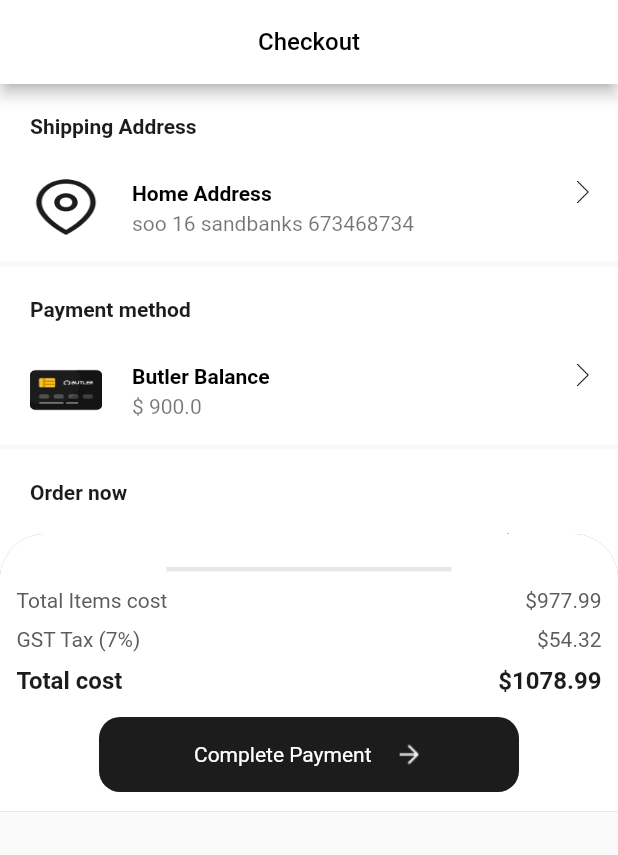
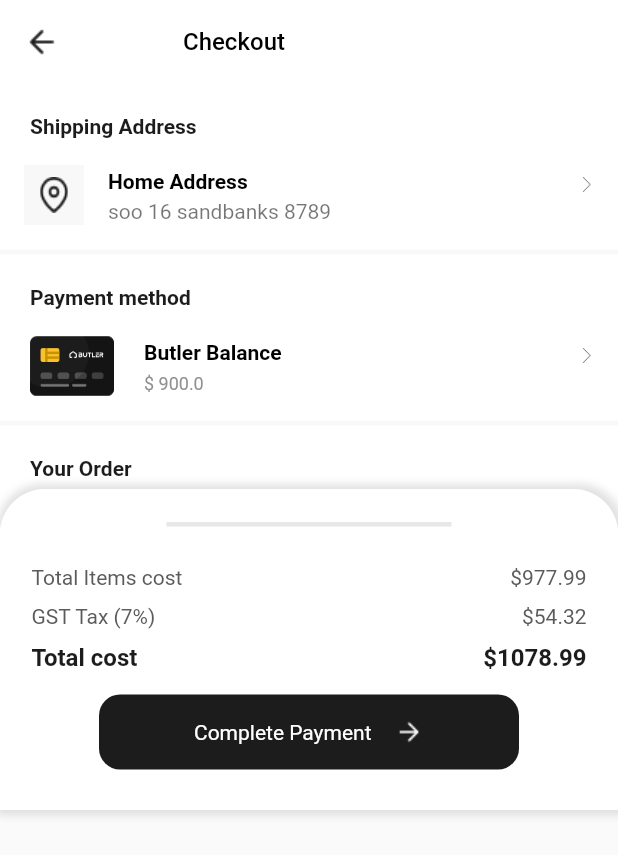
Before and after one commit to DeveloperMaaz/checkoutprac, a Flutter app: the screen it shows after launch, on a phone screen of 412 x 824 dp. Shown: the top 855 px of the screen. Run offline on Flutter 3.47's test engine with Material 2 defaults, Android fonts, the phone set to English and light mode, and no system bars; our stand-ins replace flutter_svg_provider.

Commit message:
Done Change
done with it

```diff
--- a/lib/feature/checkout/presentation/checkout.dart
+++ b/lib/feature/checkout/presentation/checkout.dart
@@ -1,5 +1,6 @@
 import 'package:checkout/feature/checkout/presentation/widgets.dart';
 import 'package:flutter/material.dart';
+import 'package:flutter/rendering.dart';
 
 class Checkout extends StatefulWidget {
   const Checkout({Key? key}) : super(key: key);
@@ -13,8 +14,14 @@ class _CheckoutState extends State<Checkout> {
   Widget build(BuildContext context) {
     return Scaffold(
       appBar: AppBar(
+        leading: const Image(
+            width: 24,
+            height: 24,
+            image: AssetImage('assets/icons/arrow-left.png')),
+        elevation: 0,
         backgroundColor: Colors.white,
-        title: const Center(
+        title: const Padding(
+          padding: EdgeInsets.only(left: 50.0),
           child: Text("Checkout",
             style: TextStyle(fontSize: 16.0,
               color: Colors.black,
@@ -26,30 +33,31 @@ class _CheckoutState extends State<Checkout> {
         children: [
           Container(
             color: Colors.white,
-            height: 300,
+            height: 270,
             child: SingleChildScrollView(
               child: Column(
+                crossAxisAlignment: CrossAxisAlignment.start,
                 children: [
                   textTittle("Shipping Address"),
 
-                  Tile("assets/icons/locat.svg",
+                  TileShipping("assets/icons/locat.svg",
                     "Home Address",
                     "assets/icons/right-arrow.png",
-                    "soo 16 sandbanks 673468734 ",
+                    "soo 16 sandbanks 8789",
                   ),
 
                   dividerScreen(),
 
                   textTittle("Payment method"),
 
-                  Tile("assets/icons/card.svg",
+                  TilePayment("assets/icons/card.svg",
                       "Butler Balance",
                       "assets/icons/right-arrow.png",
                       "\$ 900.0 "),
 
                   dividerScreen(),
 
-                  textTittle("Order now"),
+                  textTittle("Your Order"),
 
                   Tile1("assets/icons/Rectangle 51.png",
                       "Beats two tune free wireless ",
--- a/lib/feature/checkout/presentation/widgets.dart
+++ b/lib/feature/checkout/presentation/widgets.dart
@@ -8,7 +8,7 @@ Widget textTittle(String text){
     mainAxisAlignment: MainAxisAlignment.start,
     children: [
       Padding(
-        padding: const EdgeInsets.only(top: 20.0,right: 20.0,left: 20.0,bottom: 10.0),
+        padding: const EdgeInsets.only(top: 20.0,right: 20.0,left: 20.0,bottom: 2.0),
         child: Text(text,style:fontStyle14,),
       ),
     ],
@@ -20,36 +20,71 @@ Widget textTittle(String text){
 
 
 
-class Tile extends StatelessWidget {
+class TileShipping extends StatelessWidget {
   late  String image;
   late String title;
   late String icon;
   late String subText;
 
-Tile(this.image,this.title,this.icon,this.subText);
+TileShipping(this.image,this.title,this.icon,this.subText);
 
   @override
   Widget build(BuildContext context) {
     return ListTile(
       leading: Container(
-        color: const Color(0xF8F8F8),
-        width: 56.0,
-        height: 45.0,
+        color: const Color.fromRGBO(248, 248, 248, 1),
+        width: 40.0,
+        height: 40.0,
         child: Padding(
-          padding: const EdgeInsets.all(4.0),
-          child: Image(image: Svg(image),fit:BoxFit.fill,),
+          padding: const EdgeInsets.all(8.0),
+          child: Image(
+            width: 16.5,
+            height: 15,
+            image: Svg(image),fit:BoxFit.fill,),
         ),
       ),
       title:  Text(title,style:tittleStyle19,),
-      trailing: Container(
-        margin: const EdgeInsets.only(bottom: 20.0),
-        child:  SizedBox(
-          width: 15.0,
-          child: Image(
-            image: AssetImage(icon),),
-        ),
+      trailing: Padding(
+        padding: const EdgeInsets.only(bottom: 14.0),
+        child: Image(
+          width: 9.5,
+          height: 11.5,
+          color: const Color.fromRGBO(91, 91, 91, 1),
+          image: AssetImage(icon),),
       ),
       subtitle:  Text(subText),
+      tileColor: Colors.white,
+    );
+  }
+}
+class TilePayment extends StatelessWidget {
+  late  String image;
+  late String title;
+  late String icon;
+  late String subText;
+
+  TilePayment(this.image,this.title,this.icon,this.subText);
+
+  @override
+  Widget build(BuildContext context) {
+    return ListTile(
+      leading: Padding(
+        padding: const EdgeInsets.all(4.0),
+        child: Image(
+          width: 56.0,
+          height: 45.0,
+          image: Svg(image),fit:BoxFit.fill,),
+      ),
+      title:  Text(title,style:tittleStyle19,),
+      trailing: Padding(
+        padding: const EdgeInsets.only(bottom: 14.0),
+        child: Image(
+          width: 9.5,
+          height: 11.5,
+          color: const Color.fromRGBO(91, 91, 91, 1),
+          image: AssetImage(icon),),
+      ),
+      subtitle:  Text(subText,style: fontSub,),
       tileColor: Colors.white,
     );
   }
@@ -78,21 +113,25 @@ class Tile1 extends StatelessWidget {
      return  ListTile(
 
        leading: Container(
-         color:Colors.grey[200],
-         width: 44.0,
-         height: 44.0,
+         width: 64.0,
+         height: 64.0,
+         color: const Color.fromRGBO(248, 248, 248, 1),
          child: Padding(
            padding: const EdgeInsets.all(2.0),
            child: Image(image:AssetImage(image)),
          ),
        ),
-       title:  Text(title,style:tittleStyle19,),
+       title:  Padding(
+         padding: const EdgeInsets.only(bottom: 5.0),
+         child: Text(title,style:tittleStyle19,),
+       ),
+
+       subtitle:  Text(subText,style: fontSub,),
        trailing: Column(children: [
          Text(text1,style: trailTitle,),
          const SizedBox(height: 20.0,),
          Text(text2,style: fontSub,),
        ],),
-       subtitle:  Text(subText,style: fontSub,),
        tileColor: Colors.white,
      );
   }
@@ -106,19 +145,27 @@ class bottomContainer extends StatelessWidget {
   @override
   Widget build(BuildContext context) {
     return Container(
-      height: 185.0,
+      height: 214.0,
       decoration: BoxDecoration(
         color: const Color.fromRGBO(255, 255, 255, 1),
         border: Border.all(color: Colors.white70),
-        boxShadow: const [BoxShadow(color: Colors.black54)],
+        boxShadow: [
+          BoxShadow(
+            color: Colors.grey.withOpacity(0.3),
+            spreadRadius: 3,
+            blurRadius: 4,
+            offset: const Offset(1, 0),
+          ),
+        ],
         borderRadius: const BorderRadius.only(topRight: Radius.circular(30.0),topLeft:Radius.circular(30.0), ),
       ),
       child:Column(
         children: [
           const SizedBox(height: 20.0,),
           const BottomDivider(),
+          const SizedBox(height: 15.0,),
           Padding(
-            padding: const EdgeInsets.only(top: 10.0,left: 10.0,right: 10.0),
+            padding: const EdgeInsets.only(top: 10.0,left: 20.0,right: 20.0),
             child: Row(
               mainAxisAlignment: MainAxisAlignment.spaceBetween,
               children: const [
@@ -128,7 +175,7 @@ class bottomContainer extends StatelessWidget {
             ),
           ),
           Padding(
-            padding: const EdgeInsets.only(top: 10.0,left: 10.0,right: 10.0),
+            padding: const EdgeInsets.only(top: 10.0,left: 20.0,right: 20.0),
             child: Row(
               mainAxisAlignment: MainAxisAlignment.spaceBetween,
               children: const [
@@ -138,7 +185,7 @@ class bottomContainer extends StatelessWidget {
             ),
           ),
           Padding(
-            padding: const EdgeInsets.only(top: 10.0,left: 10.0,right: 10.0),
+            padding: const EdgeInsets.only(top: 10.0,left: 20.0,right: 20.0),
             child: Row(
               mainAxisAlignment: MainAxisAlignment.spaceBetween,
               children: const [
--- a/pubspec.yaml
+++ b/pubspec.yaml
@@ -69,7 +69,7 @@ flutter:
     - assets/icons/headphoneorig.png
     - assets/icons/headp.png
     - assets/icons/arrow-right.png
-
+    - assets/icons/arrow-left.png
   # An image asset can refer to one or more resolution-specific "variants", see
   # https://flutter.dev/assets-and-images/#resolution-aware.
 
```
Also changed, not shown: assets/icons/arrow-left.png (added).
